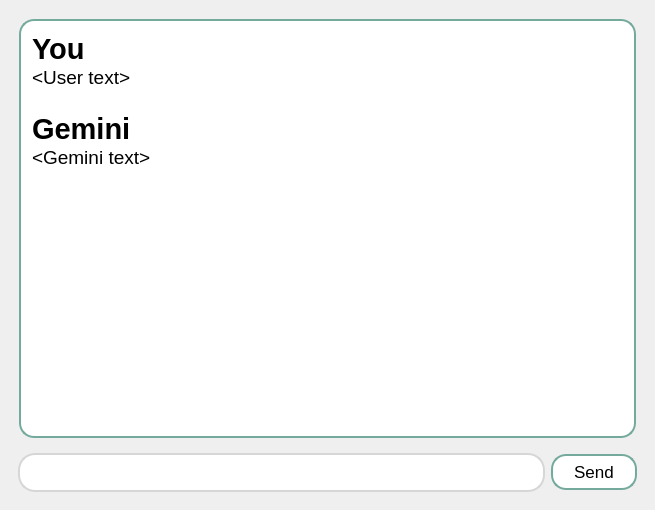
Old version of the form Buổi 7/Dev/main.ui in the repository MaiNgocChau9/Python-App-A-.
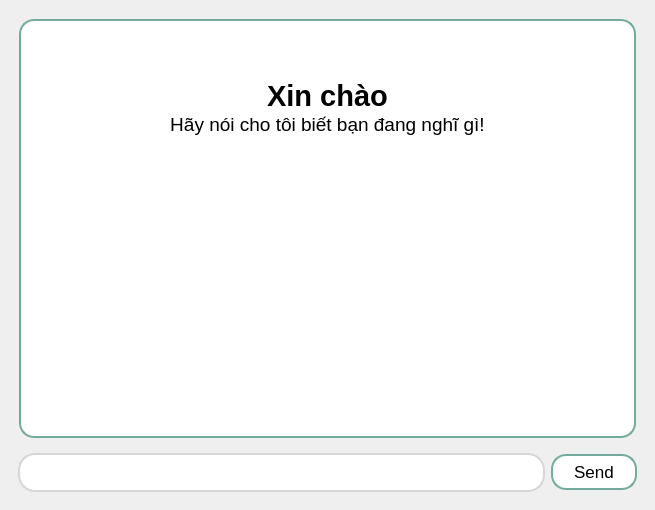
New version of the form.

```diff
--- a/Buổi 7/Dev/main.ui
+++ b/Buổi 7/Dev/main.ui
@@ -41,16 +41,21 @@
 	border: 0px;
 }</string>
          </property>
+         <property name="verticalScrollBarPolicy">
+          <enum>Qt::ScrollBarAlwaysOff</enum>
+         </property>
+         <property name="horizontalScrollBarPolicy">
+          <enum>Qt::ScrollBarAlwaysOff</enum>
+         </property>
          <property name="html">
           <string>&lt;!DOCTYPE HTML PUBLIC &quot;-//W3C//DTD HTML 4.0//EN&quot; &quot;http://www.w3.org/TR/REC-html40/strict.dtd&quot;&gt;
 &lt;html&gt;&lt;head&gt;&lt;meta name=&quot;qrichtext&quot; content=&quot;1&quot; /&gt;&lt;style type=&quot;text/css&quot;&gt;
 p, li { white-space: pre-wrap; }
 &lt;/style&gt;&lt;/head&gt;&lt;body style=&quot; font-family:'MS Shell Dlg 2'; font-size:8.25pt; font-weight:400; font-style:normal;&quot;&gt;
-&lt;p style=&quot; margin-top:0px; margin-bottom:0px; margin-left:0px; margin-right:0px; -qt-block-indent:0; text-indent:0px;&quot;&gt;&lt;span style=&quot; font-size:22pt; font-weight:600;&quot;&gt;You&lt;/span&gt;&lt;/p&gt;
-&lt;p style=&quot; margin-top:0px; margin-bottom:0px; margin-left:0px; margin-right:0px; -qt-block-indent:0; text-indent:0px;&quot;&gt;&lt;span style=&quot; font-size:14pt;&quot;&gt;&amp;lt;User text&amp;gt;&lt;/span&gt;&lt;/p&gt;
-&lt;p style=&quot;-qt-paragraph-type:empty; margin-top:0px; margin-bottom:0px; margin-left:0px; margin-right:0px; -qt-block-indent:0; text-indent:0px; font-size:14pt;&quot;&gt;&lt;br /&gt;&lt;/p&gt;
-&lt;p style=&quot; margin-top:0px; margin-bottom:0px; margin-left:0px; margin-right:0px; -qt-block-indent:0; text-indent:0px;&quot;&gt;&lt;span style=&quot; font-size:22pt; font-weight:600;&quot;&gt;Gemini&lt;/span&gt;&lt;/p&gt;
-&lt;p style=&quot; margin-top:0px; margin-bottom:0px; margin-left:0px; margin-right:0px; -qt-block-indent:0; text-indent:0px;&quot;&gt;&lt;span style=&quot; font-size:14pt;&quot;&gt;&amp;lt;Gemini text&amp;gt;&lt;/span&gt;&lt;/p&gt;&lt;/body&gt;&lt;/html&gt;</string>
+&lt;p align=&quot;center&quot; style=&quot;-qt-paragraph-type:empty; margin-top:0px; margin-bottom:0px; margin-left:0px; margin-right:0px; -qt-block-indent:0; text-indent:0px;&quot;&gt;&lt;br /&gt;&lt;/p&gt;
+&lt;p align=&quot;center&quot; style=&quot;-qt-paragraph-type:empty; margin-top:0px; margin-bottom:0px; margin-left:0px; margin-right:0px; -qt-block-indent:0; text-indent:0px; font-size:22pt; font-weight:600;&quot;&gt;&lt;br /&gt;&lt;/p&gt;
+&lt;p align=&quot;center&quot; style=&quot; margin-top:0px; margin-bottom:0px; margin-left:0px; margin-right:0px; -qt-block-indent:0; text-indent:0px;&quot;&gt;&lt;span style=&quot; font-size:22pt; font-weight:600;&quot;&gt;Xin chào&lt;/span&gt;&lt;/p&gt;
+&lt;p align=&quot;center&quot; style=&quot; margin-top:0px; margin-bottom:0px; margin-left:0px; margin-right:0px; -qt-block-indent:0; text-indent:0px;&quot;&gt;&lt;span style=&quot; font-size:14pt;&quot;&gt;Hãy nói cho tôi biết bạn đang nghĩ gì!&lt;/span&gt;&lt;/p&gt;&lt;/body&gt;&lt;/html&gt;</string>
          </property>
         </widget>
        </item>
```
